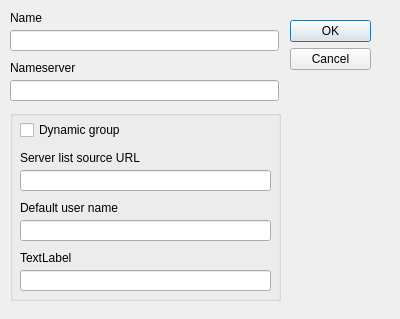
Before: the Qt Designer form addgroupdialog.ui in MelanieT/OpenSimConsoleClient, drawn with Qt 5.
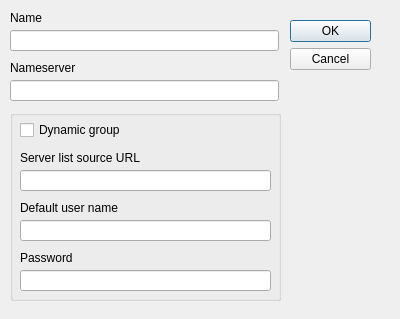
After: the same form once the commit is applied.

```diff
--- a/addgroupdialog.ui
+++ b/addgroupdialog.ui
@@ -151,12 +151,12 @@
      <rect>
       <x>10</x>
       <y>140</y>
-      <width>59</width>
+      <width>101</width>
       <height>16</height>
      </rect>
     </property>
     <property name="text">
-     <string>TextLabel</string>
+     <string>Password</string>
     </property>
    </widget>
    <widget class="QLineEdit" name="pass">
```
